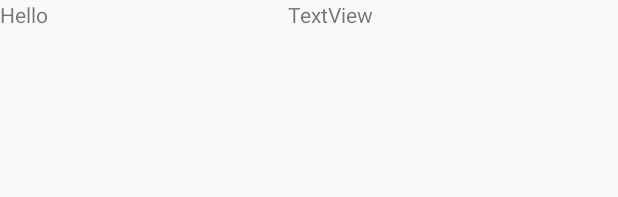
After one commit to jmahajan117/COVIDQuiz, an Android app: the layout entry2display.xml on its own in the app's theme, with its tools: preview values and no code run, on a phone screen of 412 x 824 dp. The commit adds this screen. Shown: the top 197 px of the screen. Run offline under Robolectric (Android 15) with nearby library versions, the phone set to English and light mode, and no system bars.

Commit message:
Added 2d entry

```diff
--- a/app/src/main/AndroidManifest.xml
+++ b/app/src/main/AndroidManifest.xml
@@ -11,7 +11,8 @@
         android:roundIcon="@mipmap/ic_launcher_round"
         android:supportsRtl="true"
         android:theme="@style/AppTheme">
-        <activity android:name=".AnswerQuestion"></activity>
+        <activity android:name=".QuestionAccuracy"></activity>
+        <activity android:name=".AnswerQuestion" />
         <activity android:name=".CreateRoom" />
         <activity android:name=".CurrentRoom" />
         <activity android:name=".ReadQuestion" />
--- /dev/null
+++ b/app/src/main/res/layout/entry2display.xml
@@ -0,0 +1,18 @@
+<?xml version="1.0" encoding="utf-8"?>
+<LinearLayout xmlns:android="http://schemas.android.com/apk/res/android"
+    android:orientation="horizontal" android:layout_width="match_parent"
+    android:layout_height="match_parent">
+
+    <TextView
+        android:id="@+id/textViewEntry1"
+        android:layout_width="192dp"
+        android:layout_height="67dp"
+        android:text="Hello" />
+
+    <TextView
+        android:id="@+id/textViewEntry2"
+        android:layout_width="215dp"
+        android:layout_height="64dp"
+        android:text="TextView" />
+
+</LinearLayout>
--- a/app/src/main/res/values/dimens.xml
+++ b/app/src/main/res/values/dimens.xml
@@ -2,4 +2,5 @@
     <!-- Default screen margins, per the Android Design guidelines. -->
     <dimen name="activity_horizontal_margin">16dp</dimen>
     <dimen name="activity_vertical_margin">16dp</dimen>
+    <dimen name="fab_margin">16dp</dimen>
 </resources>
--- a/app/src/main/res/values/styles.xml
+++ b/app/src/main/res/values/styles.xml
@@ -6,5 +6,11 @@
         <item name="colorPrimaryDark">@color/colorPrimaryDark</item>
         <item name="colorAccent">@color/colorAccent</item>
     </style>
+    <style name="AppTheme.NoActionBar">
+        <item name="windowActionBar">false</item>
+        <item name="windowNoTitle">true</item>
+    </style>
+    <style name="AppTheme.AppBarOverlay" parent="ThemeOverlay.AppCompat.Dark.ActionBar" />
+    <style name="AppTheme.PopupOverlay" parent="ThemeOverlay.AppCompat.Light" />
 
 </resources>
```
Also changed, not shown: app/src/main/java/com/example/covidquiz/Entry2DAdapter.java (added, +42 -0 lines), app/src/main/java/com/example/covidquiz/QuestionAccuracy.java (added, +30 -0 lines), app/src/main/java/com/example/covidquiz/TwoEntry.java (added, +12 -0 lines), app/src/main/java/com/example/covidquiz/navigate_stats.java (+10 -1 lines), app/src/main/res/layout/activity_question_accuracy.xml (added, +17 -0 lines), app/src/main/res/values/strings.xml (+9 -0 lines).
